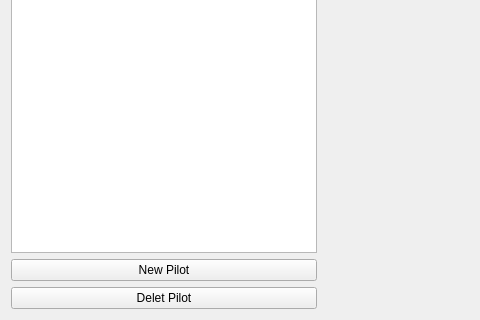
Above: src/gui/widgets/pilotswidget.ui from fiffty-50/openPilotLog before the change; both pictures show x 0 to 480 and y 160 to 480 of the 640 by 480 pixel window. Below: the same form after it.
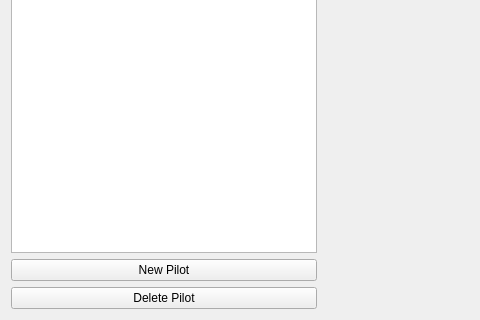
That is the form after the change.

```diff
--- a/src/gui/widgets/pilotswidget.ui
+++ b/src/gui/widgets/pilotswidget.ui
@@ -63,7 +63,7 @@
    <item row="2" column="0">
     <widget class="QPushButton" name="deletePushButton">
      <property name="text">
-      <string>Delet Pilot</string>
+      <string>Delete Pilot</string>
      </property>
     </widget>
    </item>
```
